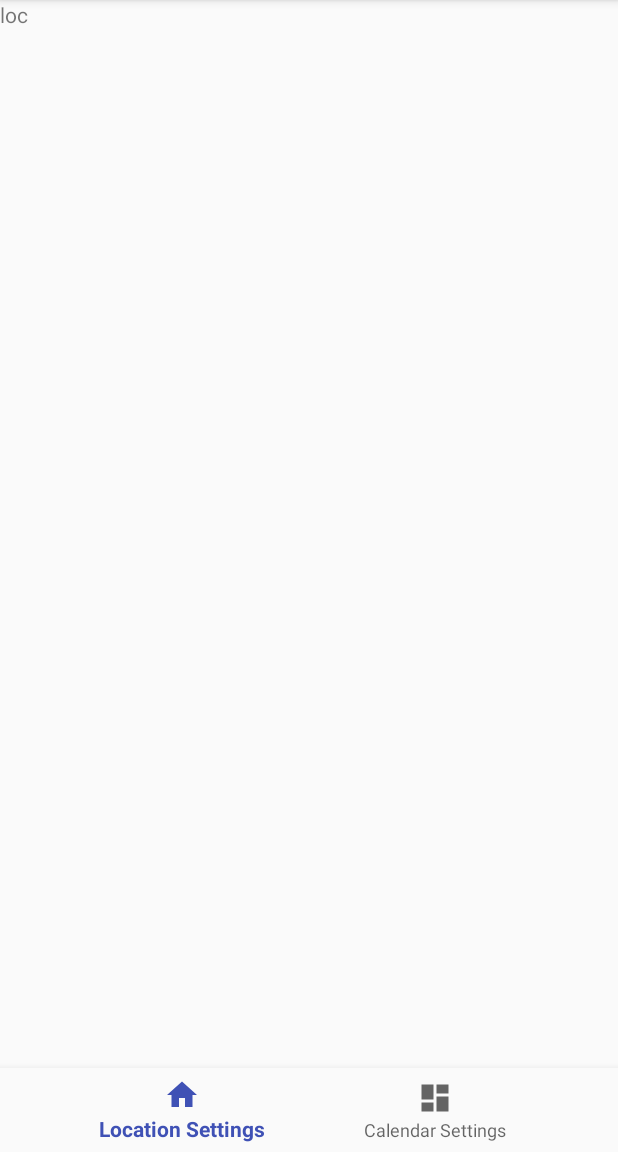
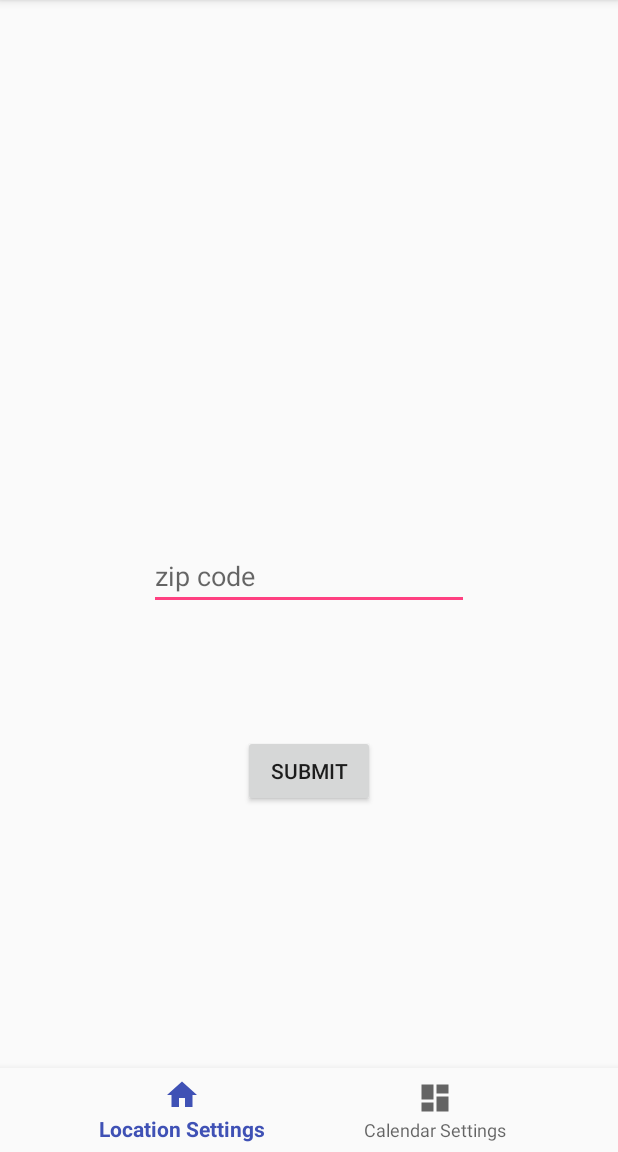
Before and after one commit to matthewdias/SmartMirrorSettings, an Android app: the screen it shows after launch (MainActivity), on a phone screen of 412 x 824 dp, the part 84-1236 px from its top. Run offline under Robolectric (Android 15) with nearby library versions, the phone set to English and light mode, and no system bars; our stand-ins replace Volley; network calls fail.

```diff
--- a/app/src/main/java/me/matthewdias/smartmirrorsettings/CalendarFragment.java
+++ b/app/src/main/java/me/matthewdias/smartmirrorsettings/CalendarFragment.java
@@ -5,9 +5,26 @@ import android.support.v4.app.Fragment;
 import android.view.LayoutInflater;
 import android.view.View;
 import android.view.ViewGroup;
+import android.widget.Button;
+import android.widget.EditText;
 
 public class CalendarFragment extends Fragment {
     public CalendarFragment() {}
+
+    @Override
+    public void onActivityCreated(Bundle savedInstanceState) {
+        super.onActivityCreated(savedInstanceState);
+        Button button = getView().findViewById(R.id.googleButton);
+        button.setOnClickListener(new View.OnClickListener() {
+            @Override
+            public void onClick(View view) {
+                EditText emailEdit = getView().findViewById(R.id.emailEdit);
+                EditText passEdit = getView().findViewById(R.id.passwordEdit);
+                MirrorAPIAdapter adapter = ((MainActivity)getActivity()).getMirrorAPIAdapter();
+                adapter.changeSetting("google", emailEdit.getText().toString() + '/' + passEdit.getText().toString());
+            }
+        });
+    }
 
     @Override
     public View onCreateView(LayoutInflater inflater, ViewGroup container,
--- a/app/src/main/java/me/matthewdias/smartmirrorsettings/LocationFragment.java
+++ b/app/src/main/java/me/matthewdias/smartmirrorsettings/LocationFragment.java
@@ -1,13 +1,45 @@
 package me.matthewdias.smartmirrorsettings;
 
+import android.content.Context;
+import android.content.SharedPreferences;
 import android.os.Bundle;
 import android.support.v4.app.Fragment;
 import android.view.LayoutInflater;
 import android.view.View;
 import android.view.ViewGroup;
+import android.widget.Button;
+import android.widget.EditText;
+import android.widget.TextView;
 
 public class LocationFragment extends Fragment {
+    private String city;
+    private String timezone;
     public LocationFragment() {}
+
+    @Override
+    public void onActivityCreated(Bundle savedInstanceState) {
+        super.onActivityCreated(savedInstanceState);
+        Button button = getView().findViewById(R.id.zipcodeButton);
+        button.setOnClickListener(new View.OnClickListener() {
+            @Override
+            public void onClick(View view) {
+                EditText zipEdit = getView().findViewById(R.id.zipcodeEdit);
+                MirrorAPIAdapter adapter = ((MainActivity)getActivity()).getMirrorAPIAdapter();
+                adapter.changeSetting("zipcode", zipEdit.getText().toString());
+            }
+        });
+
+        SharedPreferences prefs = getActivity().getSharedPreferences(getActivity().getString(R.string.preference_title_key), Context.MODE_PRIVATE);
+        city = prefs.getString("city", "");
+        timezone = prefs.getString("timezone", "");
+
+        if (!city.equals("")) {
+            updateLocation();
+        } else {
+            MirrorAPIAdapter adapter = ((MainActivity)getActivity()).getMirrorAPIAdapter();
+            adapter.getSetting("zipcode");
+        }
+    }
 
     @Override
     public View onCreateView(LayoutInflater inflater, ViewGroup container,
@@ -15,4 +47,13 @@ public class LocationFragment extends Fragment {
         // Inflate the layout for this fragment
         return inflater.inflate(R.layout.fragment_location, container, false);
     }
+
+    public void updateLocation() {
+        TextView cityText = getView().findViewById(R.id.cityText);
+        TextView tzText = getView().findViewById(R.id.timezoneText);
+        cityText.setText(city);
+        tzText.setText(timezone);
+        cityText.setVisibility(View.VISIBLE);
+        tzText.setVisibility(View.VISIBLE);
+    }
 }
--- a/app/src/main/java/me/matthewdias/smartmirrorsettings/MainActivity.java
+++ b/app/src/main/java/me/matthewdias/smartmirrorsettings/MainActivity.java
@@ -11,6 +11,7 @@ public class MainActivity extends AppCompatActivity {
 
     BottomNavigationView bottomNavigationView;
     private ViewPager viewPager;
+    public MirrorAPIAdapter mirrorAPIAdapter;
 
     LocationFragment locationFragment;
     CalendarFragment calendarFragment;
@@ -71,6 +72,14 @@ public class MainActivity extends AppCompatActivity {
         calendarFragment = new CalendarFragment();
         adapter.addFragment(calendarFragment);
         viewPager.setAdapter(adapter);
+
+        mirrorAPIAdapter = new MirrorAPIAdapter(getString(R.string.mirror_host), this);
     }
 
+    public MirrorAPIAdapter getMirrorAPIAdapter() {
+        if (mirrorAPIAdapter == null) {
+            mirrorAPIAdapter = new MirrorAPIAdapter(getString(R.string.mirror_host), this);
+        }
+        return mirrorAPIAdapter;
+    }
 }
--- a/app/src/main/java/me/matthewdias/smartmirrorsettings/MirrorAPIAdapter.java
+++ b/app/src/main/java/me/matthewdias/smartmirrorsettings/MirrorAPIAdapter.java
@@ -1,7 +1,9 @@
 package me.matthewdias.smartmirrorsettings;
 
 import android.content.Context;
+import android.content.SharedPreferences;
 import android.util.Log;
+import android.widget.Toast;
 
 import com.android.volley.RequestQueue;
 import com.android.volley.Response;
@@ -15,9 +17,12 @@ import static com.android.volley.Request.Method.POST;
 public class MirrorAPIAdapter {
     private String host;
     private RequestQueue queue;
+    private MirrorAPIAdapter _mirrorAPIAdapter;
+    private Context context;
 
     public MirrorAPIAdapter(String host, Context context) {
         this.host = host;
+        this.context = context;
         queue = Volley.newRequestQueue(context);
     }
 
@@ -32,7 +37,7 @@ public class MirrorAPIAdapter {
                 }, new Response.ErrorListener() {
                     @Override
                     public void onErrorResponse(VolleyError error) {
-                        Log.e("Request Error", error.toString());
+                        onError(error);
                     }
                 });
 
@@ -44,17 +49,28 @@ public class MirrorAPIAdapter {
                 new Response.Listener<String>() {
                     @Override
                     public void onResponse(String response) {
-                        Log.d("Response", response);
-                        // update setting in memory
+                        onResponse(response);
                     }
                 }, new Response.ErrorListener() {
                     @Override
                     public void onErrorResponse(VolleyError error) {
-                        Log.e("Request Error", error.toString());
+                        onError(error);
                     }
                 }
         );
 
         queue.add(request);
     }
+
+    public void onResponse(String response) {
+        Log.d("Response", response);
+        String setting = "a";
+        SharedPreferences prefs = context.getSharedPreferences(context.getString(R.string.preference_title_key), Context.MODE_PRIVATE);
+        prefs.edit().putString(setting, response).commit();
+    }
+
+    private void onError(VolleyError error) {
+        Log.e("Request Error", error.toString());
+        Toast.makeText(context, error.toString(), Toast.LENGTH_SHORT).show();
+    }
 }
--- a/app/src/main/res/layout/fragment_location.xml
+++ b/app/src/main/res/layout/fragment_location.xml
@@ -1,13 +1,51 @@
-<FrameLayout xmlns:android="http://schemas.android.com/apk/res/android"
+<RelativeLayout xmlns:android="http://schemas.android.com/apk/res/android"
     xmlns:tools="http://schemas.android.com/tools"
     android:layout_width="match_parent"
     android:layout_height="match_parent"
+    android:focusedByDefault="false"
+    android:overScrollMode="never"
     tools:context="me.matthewdias.smartmirrorsettings.LocationFragment">
 
-    <!-- TODO: Update blank fragment layout -->
+    <Button
+        android:id="@+id/zipcodeButton"
+        android:layout_width="wrap_content"
+        android:layout_height="wrap_content"
+        android:layout_below="@+id/zipcodeEdit"
+        android:layout_centerHorizontal="true"
+        android:layout_marginTop="83dp"
+        android:text="Submit" />
+
+    <EditText
+        android:id="@+id/zipcodeEdit"
+        android:layout_width="wrap_content"
+        android:layout_height="wrap_content"
+        android:layout_centerHorizontal="true"
+        android:layout_centerVertical="true"
+        android:ems="10"
+        android:hint="zip code"
+        android:inputType="number"
+        android:focusedByDefault="false"
+        android:selectAllOnFocus="true"
+        android:maxLines="1" />
+
     <TextView
-        android:layout_width="match_parent"
-        android:layout_height="match_parent"
-        android:text="loc" />
+        android:id="@+id/cityText"
+        android:layout_width="wrap_content"
+        android:layout_height="wrap_content"
+        android:layout_alignParentTop="true"
+        android:layout_centerHorizontal="true"
+        android:layout_marginTop="61dp"
+        android:text="city"
+        android:visibility="invisible" />
 
-</FrameLayout>
+    <TextView
+        android:id="@+id/timezoneText"
+        android:layout_width="wrap_content"
+        android:layout_height="wrap_content"
+        android:layout_below="@+id/cityText"
+        android:layout_centerHorizontal="true"
+        android:layout_marginTop="17dp"
+        android:text="timezone"
+        android:visibility="invisible" />
+
+</RelativeLayout>
--- a/app/src/main/res/values/strings.xml
+++ b/app/src/main/res/values/strings.xml
@@ -3,7 +3,6 @@
     <string name="title_location">Location Settings</string>
     <string name="title_calendar">Calendar Settings</string>
 
-    <!-- TODO: Remove or change this placeholder text -->
-    <string name="hello_blank_fragment">Hello blank fragment</string>
-    <!--<string name="title_notifications">Notifications</string>-->
+    <string name="preference_title_key">me.matthewdias.smartmirrorsettings.PREFS</string>
+    <string name="mirror_host">http://192.168.1.17</string>
 </resources>
```
Also changed, not shown: app/src/main/res/layout/fragment_calendar.xml (+30 -7 lines).
